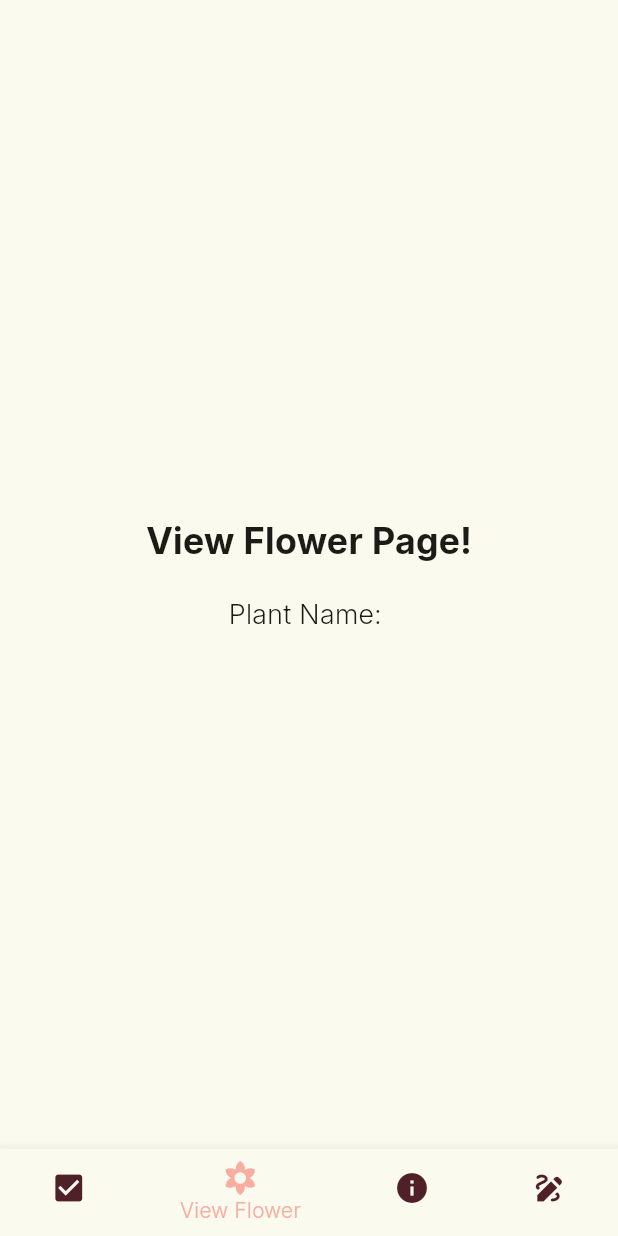
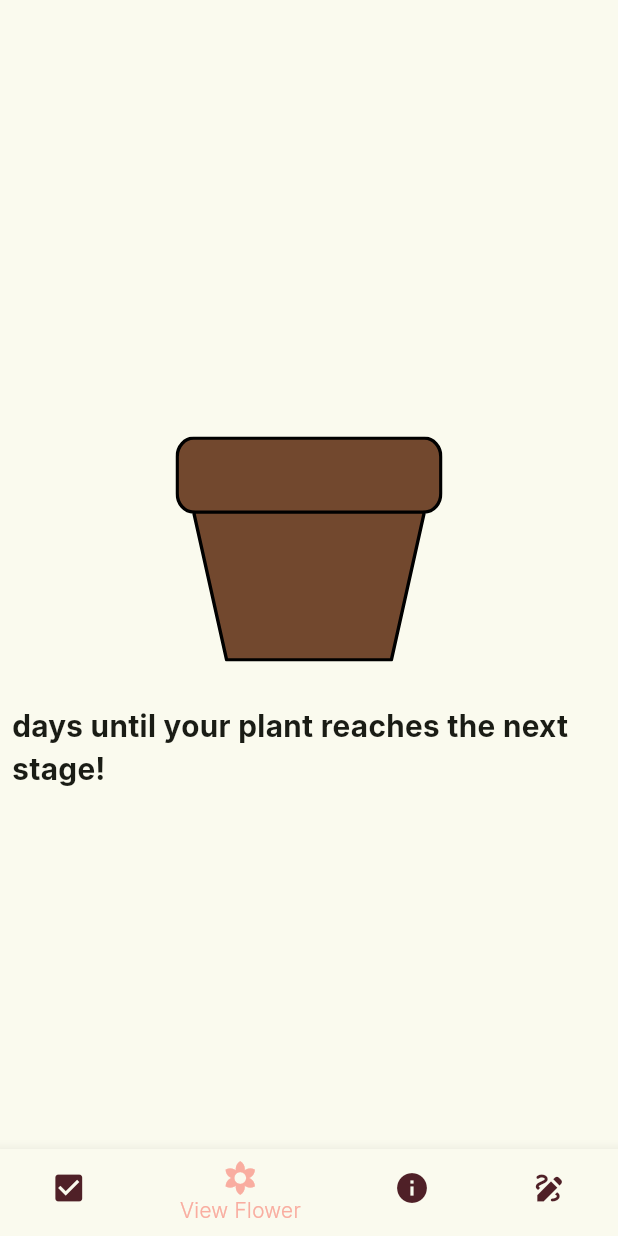
Before and after one commit to maureensanchez99/we_hack2025, a Flutter app: the ViewFlowerPage screen opened directly, on a phone screen of 412 x 824 dp. Run offline on Flutter 3.47's test engine with Material 3 defaults, Android fonts, the phone set to English and light mode, and no system bars; our stand-ins replace flutter_svg, shared_preferences; accounts and stored records are empty.

Commit message:
save point

```diff
--- a/lib/pages/view_flower_page.dart
+++ b/lib/pages/view_flower_page.dart
@@ -1,5 +1,6 @@
 import 'package:flutter/material.dart';
 import 'package:shared_preferences/shared_preferences.dart';
+import 'package:flutter_svg/flutter_svg.dart';
 import 'daily_reminder.dart';
 import 'tutorial_page.dart';
 import 'messages_page.dart';
@@ -11,7 +12,7 @@ class ViewFlowerPage extends StatefulWidget {
 
 class _ViewFlowerPageState extends State<ViewFlowerPage> {
   String plantName = '';
-  int _selectedIndex = 1; // Set the default index to 1 for "View Flower"
+  int _selectedIndex = 1;
 
   final List<Widget> _pages = [
     const DailyReminder(),
@@ -51,19 +52,27 @@ class _ViewFlowerPageState extends State<ViewFlowerPage> {
         child: Column(
           mainAxisAlignment: MainAxisAlignment.center,
           children: [
-            const Text(
-              "View Flower Page!",
-              style: TextStyle(
-                fontSize: 24,
-                fontWeight: FontWeight.bold,
+            Text(
+              "$plantName",
+              style: const TextStyle(
+                fontSize: 28,
+                fontWeight: FontWeight.w800,
               ),
             ),
-            const SizedBox(height: 20),
-            Text(
-              "Plant Name: $plantName",
-              style: const TextStyle(
-                fontSize: 18,
-                fontWeight: FontWeight.w400,
+            SizedBox(height: 20),
+            SvgPicture.asset(
+              'assets/images/pot.svg',
+              height: 150,
+            ),
+            SizedBox(height: 20),
+            Padding(
+              padding: const EdgeInsets.all(8.0),
+              child: const Text(
+                "days until your plant reaches the next stage!",
+                style: TextStyle(
+                  fontSize: 20,
+                  fontWeight: FontWeight.w600,
+                ),
               ),
             ),
           ],
```
Also changed, not shown: assets/images/pot.svg (added).
